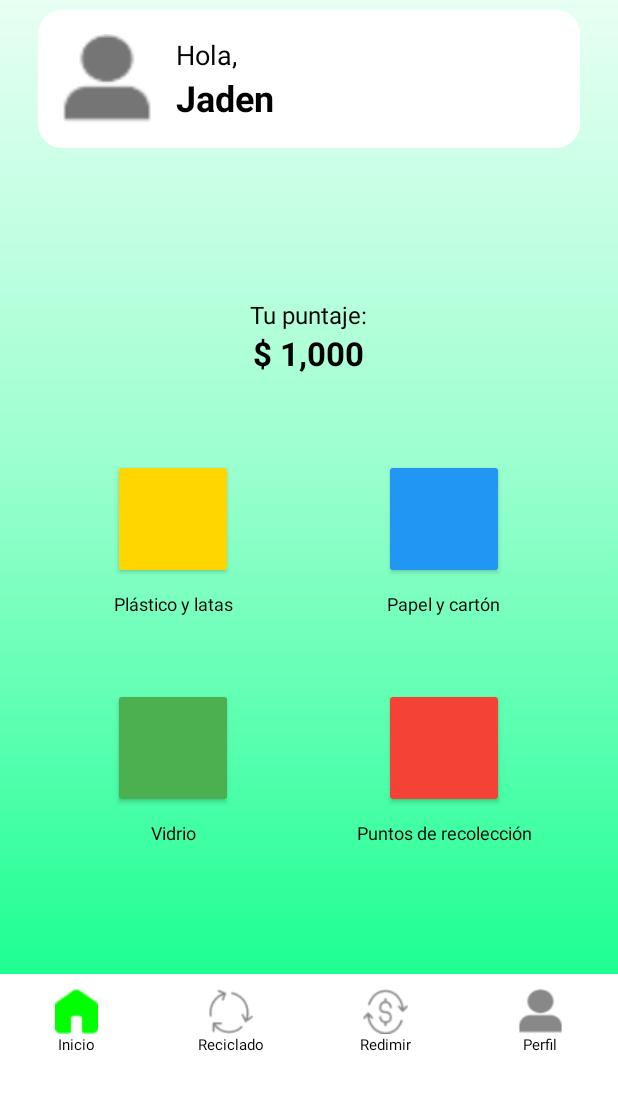
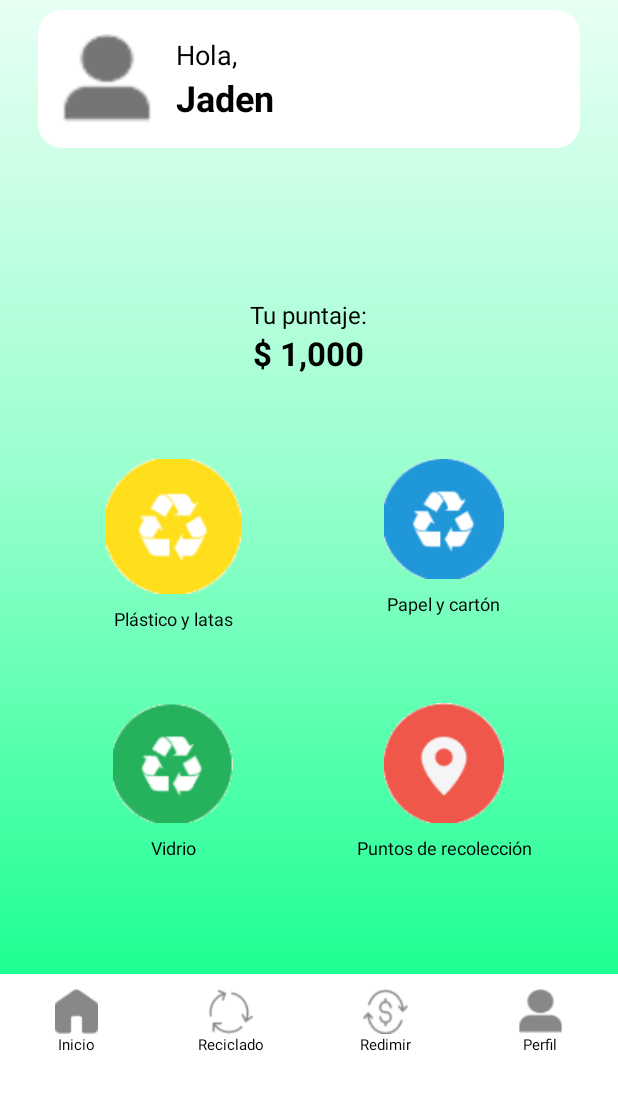
Before and after one commit to jaramilloAngie/EcoTrack, an Android app built with Jetpack Compose: the screen it shows after launch (PrincipalActivity), on a phone screen of 412 x 824 dp, the part 142-1236 px from its top. Run offline under Robolectric (Android 15) with nearby library versions, the phone set to English and light mode, and no system bars.

Commit message:
correction of details

```diff
--- a/app/src/main/AndroidManifest.xml
+++ b/app/src/main/AndroidManifest.xml
@@ -2,6 +2,7 @@
 <manifest xmlns:android="http://schemas.android.com/apk/res/android"
     xmlns:tools="http://schemas.android.com/tools">
     <uses-permission android:name="android.permission.INTERNET"/>
+    <uses-permission android:name="android.permission.ACCESS_NETWORK_STATE"/>
 
     <application
         android:allowBackup="true"
--- a/app/src/main/java/com/example/ecotrackapp/AccountActivity.kt
+++ b/app/src/main/java/com/example/ecotrackapp/AccountActivity.kt
@@ -34,7 +34,7 @@ class AccountActivity : AppCompatActivity(), BottomNavigationActivity.OnButtonCl
             onBackPressedDispatcher.onBackPressed()
         }
 
-        // Configuramos los listeners para cada opción
+        // Configuración los listeners para cada opción
         acercaDeMi.setOnClickListener {
             val intent = Intent(this, AboutMeActivity::class.java)
             startActivity(intent)
@@ -56,7 +56,6 @@ class AccountActivity : AppCompatActivity(), BottomNavigationActivity.OnButtonCl
         }
 
         signOut.setOnClickListener {
-            // Aquí puedes hacer la lógica de cerrar sesión
             Toast.makeText(this, "Sesión cerrada", Toast.LENGTH_SHORT).show()
             val intent = Intent(this, SignInActivity::class.java) // O a donde quieras que regrese el usuario
             intent.flags = Intent.FLAG_ACTIVITY_NEW_TASK or Intent.FLAG_ACTIVITY_CLEAR_TASK
--- a/app/src/main/java/com/example/ecotrackapp/DetailRewardActivity.kt
+++ b/app/src/main/java/com/example/ecotrackapp/DetailRewardActivity.kt
@@ -37,7 +37,6 @@ class DetailRewardActivity : AppCompatActivity() {
 
         // Acción de botón canjear
         btnCanjear.setOnClickListener {
-            // Aquí puedes poner lógica adicional para confirmar el canje
         }
     }
 }
--- a/app/src/main/java/com/example/ecotrackapp/MemberShipActivity.kt
+++ b/app/src/main/java/com/example/ecotrackapp/MemberShipActivity.kt
@@ -19,13 +19,13 @@ class MemberShipActivity : AppCompatActivity(), BottomNavigationActivity.OnButto
         // Configurar botón de retroceso
         setupNavigation()
 
-        // Cargar fragmento de navegación inferior en el contenedor nuevo
+        // Fragmento de navegación inferior
         supportFragmentManager.beginTransaction()
             .replace(R.id.bottom_navigation_container, BottomNavigationActivity())
             .commit()
     }
 
-    // Manejo de clics desde el componente de navegación inferior
+    // Manejo de clics desde la navegación inferior
     override fun onButtonClicked(screen: Int) {
         when (screen) {
             1 -> {
--- a/app/src/main/java/com/example/ecotrackapp/MyAddressActivity.kt
+++ b/app/src/main/java/com/example/ecotrackapp/MyAddressActivity.kt
@@ -24,7 +24,7 @@ class MyAddressActivity : AppCompatActivity() {
 
     override fun onCreate(savedInstanceState: Bundle?) {
         super.onCreate(savedInstanceState)
-        setContentView(R.layout.activity_my_address) // tu layout
+        setContentView(R.layout.activity_my_address)
 
         backButton = findViewById(R.id.backButton)
         backButton.setOnClickListener {
@@ -52,7 +52,6 @@ class MyAddressActivity : AppCompatActivity() {
             val country = countryEditText.text.toString()
             val saveAddress = saveAddressSwitch.isChecked
 
-            // Aquí puedes hacer lo que quieras: guardar en base de datos, enviar al servidor, etc.
             Toast.makeText(
                 this,
                 "Nombre: $name\nEmail: $email\nTel: $phone\nDirección: $address\nCódigo Postal: $postalCode\nCiudad: $city\nPaís: $country\nGuardar: $saveAddress",
--- a/app/src/main/java/com/example/ecotrackapp/PrincipalActivity.kt
+++ b/app/src/main/java/com/example/ecotrackapp/PrincipalActivity.kt
@@ -16,7 +16,7 @@ class PrincipalActivity : AppCompatActivity(), BottomNavigationActivity.OnButton
         super.onCreate(savedInstanceState)
         setContentView(R.layout.activity_principal)
 
-        val btnPuntos = findViewById<Button>(R.id.btn_puntos_recoleccion)
+        val btnPuntos = findViewById<ImageView>(R.id.btn_puntos_recoleccion)
         btnPuntos.setOnClickListener {
             val intent = Intent(this, MapsActivity::class.java)
             startActivity(intent)
--- a/app/src/main/java/com/example/ecotrackapp/RecicladoActivity.kt
+++ b/app/src/main/java/com/example/ecotrackapp/RecicladoActivity.kt
@@ -11,7 +11,6 @@ class RecicladoActivity : AppCompatActivity(), BottomNavigationActivity.OnButton
         super.onCreate(savedInstanceState)
         setContentView(R.layout.activity_reciclado)
 
-        // Cargar el fragmento de navegación inferior (si tu bottom_navigation está implementado como Fragment)
         supportFragmentManager.beginTransaction()
             .replace(R.id.bottomNavContainer, BottomNavigationActivity())
             .commit()
--- a/app/src/main/java/com/example/ecotrackapp/RedimirActivity.kt
+++ b/app/src/main/java/com/example/ecotrackapp/RedimirActivity.kt
@@ -72,7 +72,6 @@ class RedimirActivity : AppCompatActivity(), BottomNavigationActivity.OnButtonCl
         boton.setOnClickListener {
             val intent = Intent(this, DetailRewardActivity::class.java)
 
-            // Si quieres enviar datos como nombre, puntos e imagen:
             intent.putExtra("rewardName", "Nombre del premio")
             intent.putExtra("rewardPoints", "10000")
             intent.putExtra("rewardImage", R.drawable.netflix)
--- a/app/src/main/java/com/example/ecotrackapp/VersionActivity.kt
+++ b/app/src/main/java/com/example/ecotrackapp/VersionActivity.kt
@@ -14,7 +14,6 @@ class VersionActivity : AppCompatActivity() {
         binding = ActivityVersionBinding.inflate(layoutInflater)
         setContentView(binding.root)
 
-        // Configurar la Toolbar para manejar el botón de regreso
         setSupportActionBar(binding.toolbar)
         supportActionBar?.setDisplayHomeAsUpEnabled(true)
 
--- a/app/src/main/res/layout/activity_account.xml
+++ b/app/src/main/res/layout/activity_account.xml
@@ -85,7 +85,6 @@
         android:layout_marginTop="16dp"
         android:padding="16dp">
 
-        <!-- Texto: Todas las categorías -->
         <TextView
             android:layout_width="wrap_content"
             android:layout_height="wrap_content"
--- a/app/src/main/res/layout/activity_member_ship.xml
+++ b/app/src/main/res/layout/activity_member_ship.xml
@@ -7,7 +7,6 @@
     android:background="#FFFFFF"
     android:fitsSystemWindows="true">
 
-    <!-- Encabezado fijo arriba -->
     <LinearLayout
         android:id="@+id/header"
         android:layout_width="0dp"
@@ -53,7 +52,6 @@
             android:textColor="#000000" />
     </LinearLayout>
 
-    <!-- Contenido principal con scroll -->
     <ScrollView
         android:id="@+id/scrollView"
         android:layout_width="0dp"
@@ -78,7 +76,6 @@
             android:textColor="#000000"
             android:layout_marginBottom="8dp"/>
 
-        <!-- Tarjeta unificada: Básica + Facturación -->
         <LinearLayout
             android:layout_width="match_parent"
             android:layout_height="wrap_content"
@@ -242,7 +239,6 @@
 
     </ScrollView>
 
-    <!-- contenedor para los botones de navegación -->
     <FrameLayout
         android:id="@+id/bottom_navigation_container"
         android:layout_width="0dp"
--- a/app/src/main/res/layout/activity_my_address.xml
+++ b/app/src/main/res/layout/activity_my_address.xml
@@ -11,7 +11,7 @@
         android:id="@+id/toolbar"
         android:layout_width="match_parent"
         android:layout_height="?attr/actionBarSize"
-        android:background="?attr/colorPrimary"
+        android:background="#FFFFFF"
         android:theme="?attr/actionBarTheme"
         android:layout_marginTop="30dp">
 
--- a/app/src/main/res/layout/activity_principal.xml
+++ b/app/src/main/res/layout/activity_principal.xml
@@ -160,9 +160,9 @@
                 android:gravity="center"
                 android:padding="16dp">
 
-                <Button
-                    android:layout_width="80dp"
-                    android:layout_height="80dp"
+                <ImageView
+                    android:layout_width="90dp"
+                    android:layout_height="90dp"
                     android:src="@drawable/ic_recycle_yellow"
                     android:backgroundTint="#FFD600"
                     />
@@ -186,7 +186,7 @@
                 android:gravity="center"
                 android:padding="16dp">
 
-                <Button
+                <ImageView
                     android:layout_width="80dp"
                     android:layout_height="80dp"
                     android:src="@drawable/ic_recycle_blue"
@@ -211,7 +211,7 @@
                 android:gravity="center"
                 android:padding="16dp">
 
-                <Button
+                <ImageView
                     android:layout_width="80dp"
                     android:layout_height="80dp"
                     android:src="@drawable/ic_recycle_green"
@@ -236,7 +236,7 @@
                 android:gravity="center"
                 android:padding="16dp">
 
-                <Button
+                <ImageView
                     android:id="@+id/btn_puntos_recoleccion"
                     android:layout_width="80dp"
                     android:layout_height="80dp"
@@ -254,10 +254,10 @@
         </GridLayout>
     </LinearLayout>
 
-    <!-- Contenedor del fragmento de navegación inferior -->
     <FrameLayout
         android:id="@+id/bottom_navigation_container"
         android:layout_width="match_parent"
         android:layout_height="80dp"
-        android:layout_alignParentBottom="true" />
+        android:layout_alignParentBottom="true"
+       />
 </RelativeLayout>
--- a/app/src/main/res/layout/activity_reciclado.xml
+++ b/app/src/main/res/layout/activity_reciclado.xml
@@ -29,7 +29,7 @@
                 android:fontFamily="@font/holtwoodonesc"
                 android:text="EC"
                 android:textSize="28sp"
-                android:textColor="#757575" />
+                android:textColor="#000000" />
 
             <ImageView
                 android:layout_width="32dp"
@@ -45,7 +45,7 @@
                 android:fontFamily="@font/holtwoodonesc"
                 android:text="TRACK"
                 android:textSize="28sp"
-                android:textColor="#757575" />
+                android:textColor="#000000" />
         </LinearLayout>
     </RelativeLayout>
 
--- a/app/src/main/res/layout/bottom_navigation.xml
+++ b/app/src/main/res/layout/bottom_navigation.xml
@@ -23,7 +23,7 @@
             android:layout_width="30dp"
             android:layout_height="30dp"
             android:src="@drawable/ic_inicio"
-            app:tint="#00FF00" />
+            app:tint="#888888" />
 
         <TextView
             android:layout_width="wrap_content"
--- a/app/src/main/res/values/styles.xml
+++ b/app/src/main/res/values/styles.xml
@@ -6,7 +6,6 @@
         <item name="android:textSize">12sp</item>
         <item name="android:textStyle">bold</item>
         <item name="android:textAllCaps">true</item>
-         <!-- verde -->
     </style>
 
 </resources>
```
Also changed, not shown: app/src/main/java/com/example/ecotrackapp/MapsActivity.kt (+4 -4 lines), app/src/main/res/drawable/fondo_superior.xml (deleted, +0 -32 lines), app/src/main/res/drawable/background_principal.png (deleted).
